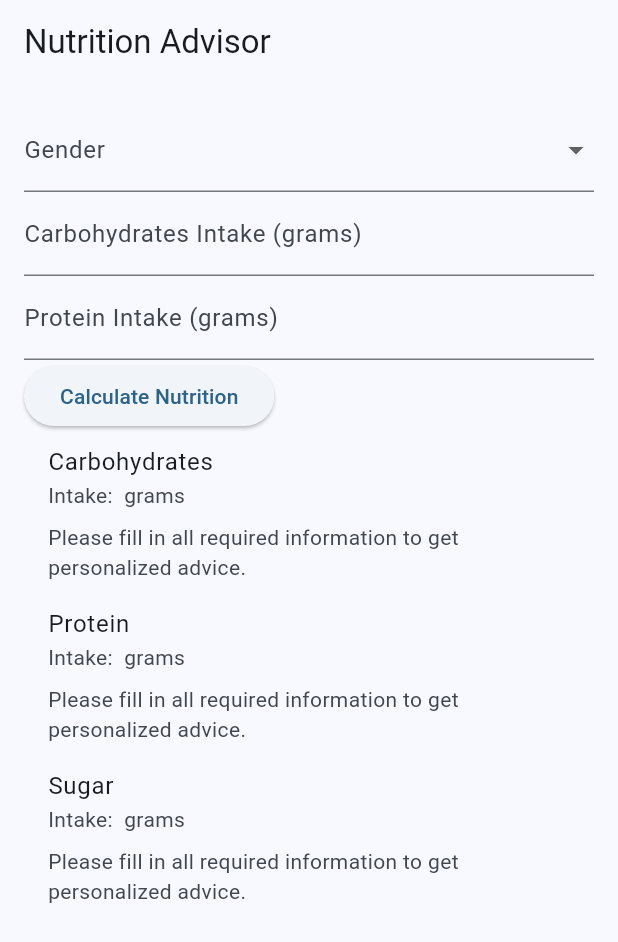
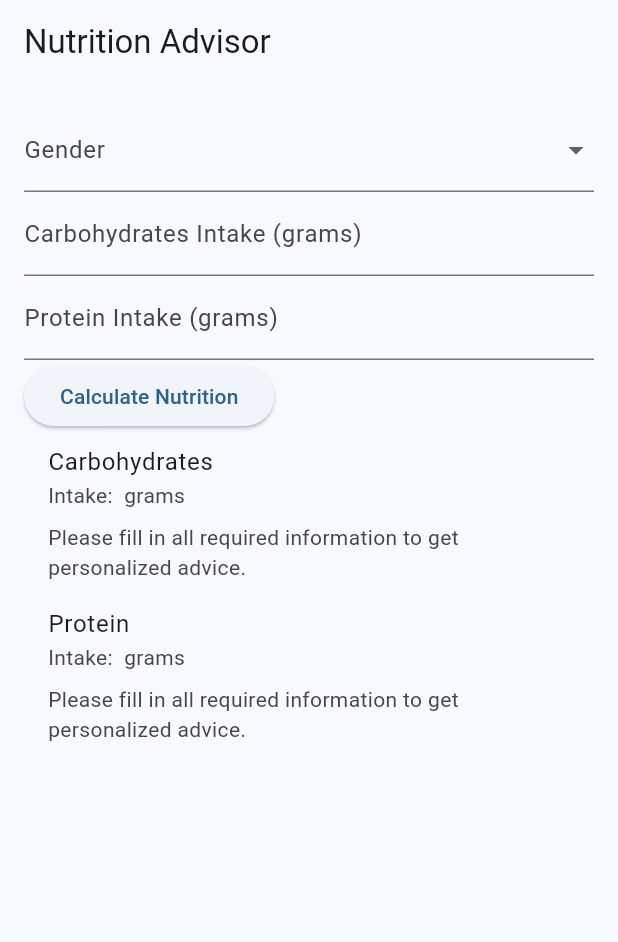
Before and after one commit to Makari0us/swim_z, a Flutter app: the NutritionPage screen opened directly, on a phone screen of 412 x 824 dp. Shown: the top 942 px of the screen. Run offline on Flutter 3.47's test engine with Material 2 defaults, Android fonts, the phone set to English and light mode, and no system bars; our stand-ins replace audioplayers, cloud_firestore, firebase_auth, firebase_core, firebase_storage, google_maps_flutter and 2 more; accounts and stored records are empty; statements that could not run were skipped.

Commit message:
8/29 nutrition change

```diff
--- a/lib/pages/nutrition_page.dart
+++ b/lib/pages/nutrition_page.dart
@@ -16,9 +16,7 @@ class _NutritionPageState extends State<NutritionPage> {
 
   TextEditingController carbohydratesController = TextEditingController();
   TextEditingController proteinController = TextEditingController();
-  TextEditingController sugarController = TextEditingController();
-  TextEditingController vegetablesController = TextEditingController();
-  TextEditingController fruitsController = TextEditingController();
+ TextEditingController fatController = TextEditingController();
 
   void calculateNutrition() {
     if (bmi != null &&
@@ -174,10 +172,8 @@ class _NutritionPageState extends State<NutritionPage> {
     double bmr = calculateBMR(); // Basal Metabolic Rate
     // Calculate BMR based on gender, weight, height, and age
 
-      double fatNeeded =
-          (bmr * 0.25) / 9.0; // Assuming 25% of calories from fat
+    double fatNeeded = (bmr * 0.25) / 9.0; // Assuming 25% of calories from fat
 
-      TextEditingController fatController = TextEditingController();
     double fatIntake = double.tryParse(fatController.text) ?? 0.0;
 
     if (fatIntake < fatNeeded * 0.8) {
@@ -199,6 +195,7 @@ class _NutritionPageState extends State<NutritionPage> {
     return 'Please fill in all required information to get personalized advice.';
   }
 }
+
 
   @override
   Widget build(BuildContext context) {
@@ -258,14 +255,7 @@ class _NutritionPageState extends State<NutritionPage> {
                   value: proteinController.text,
                   advice: getProteinAdvice(),
                 ),
-                // ... Repeat for other nutrients
 
-                // Add ListTile widgets for sugar, vegetables, and fruits
-                _buildNutrientInfoTile(
-                  title: 'Sugar',
-                  value: sugarController.text,
-                  advice: getFatAdvice(),
-                ),
               ],
             ),
           ),
```
Lines whose indentation alone changed are shown as unchanged.
